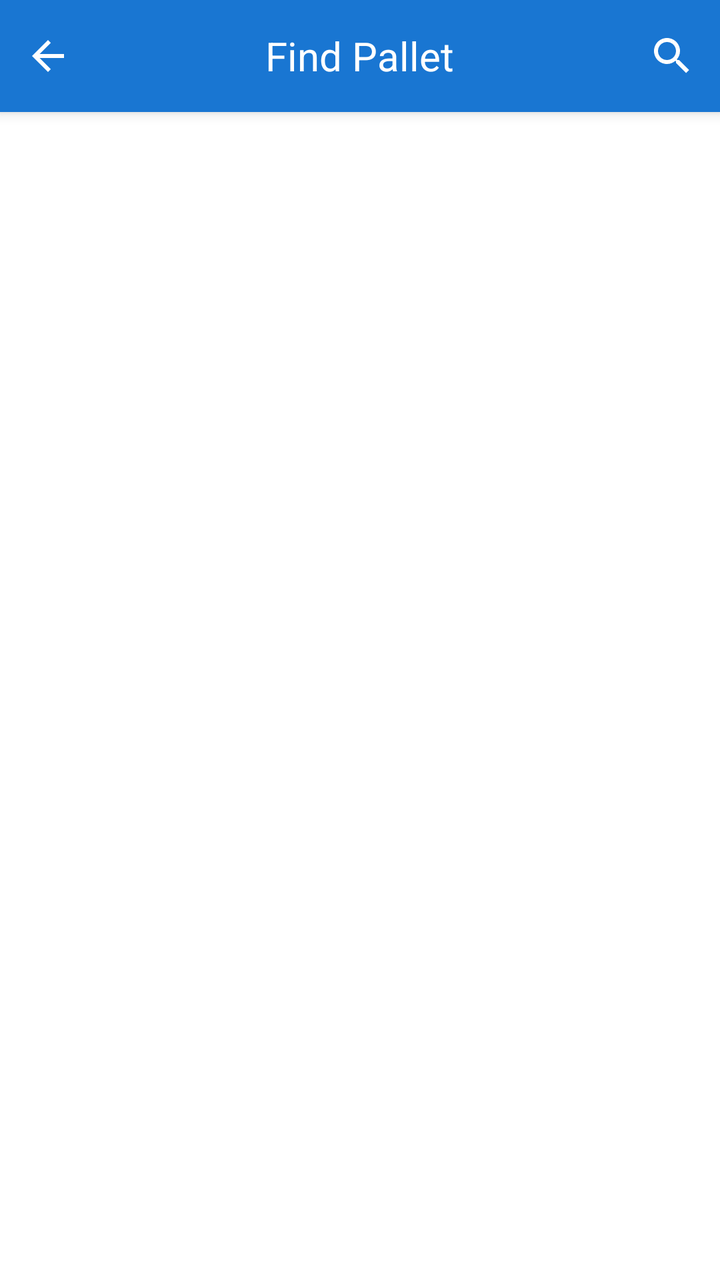
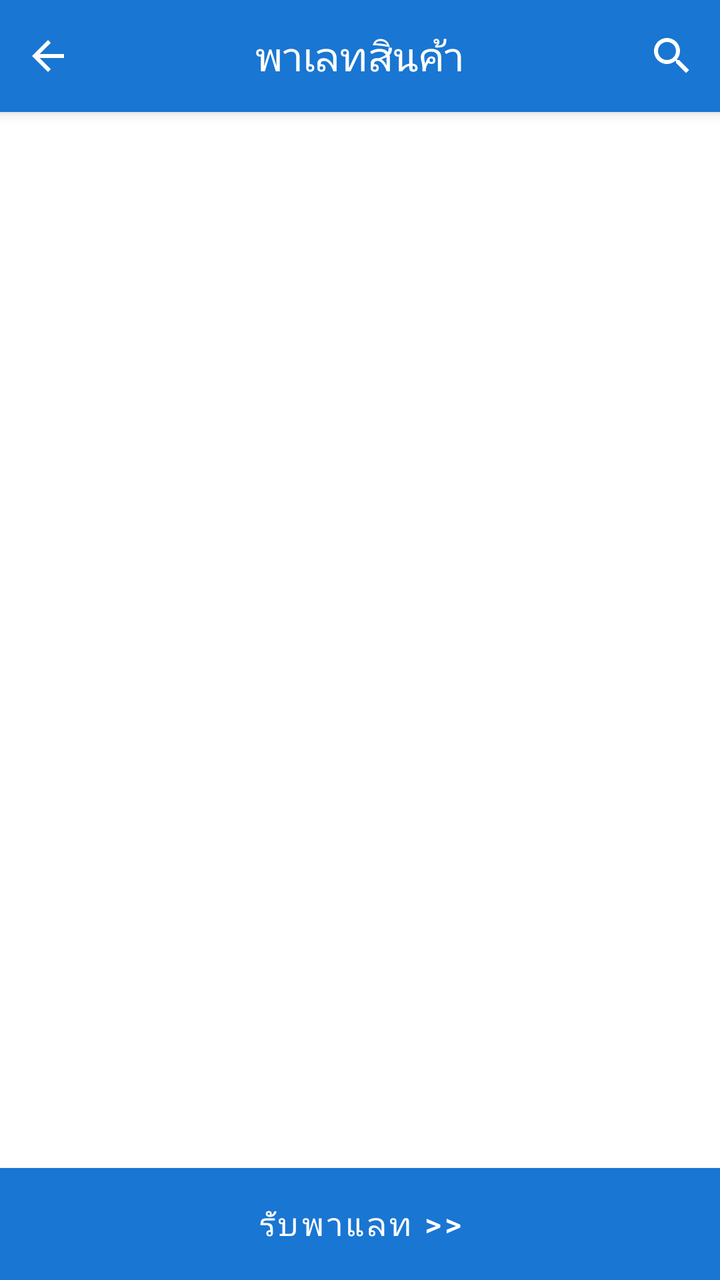

Before-and-after screenshots of an Android layout around one commit, followed by the original layout XML and the change that was made.
<!-- AndroidManifest.xml: application theme AppTheme -->
<!-- res/layout/fragment_find_pallet.xml -->
<?xml version="1.0" encoding="utf-8"?>
<androidx.constraintlayout.widget.ConstraintLayout xmlns:android="http://schemas.android.com/apk/res/android"
    xmlns:tools="http://schemas.android.com/tools"
    xmlns:app="http://schemas.android.com/apk/res-auto"
    android:layout_width="match_parent"
    android:layout_height="match_parent"
    tools:context=".fragment.FindPalletFragment">

    <RelativeLayout
        android:id="@+id/titleBar"
        android:layout_width="match_parent"
        android:layout_height="?attr/actionBarSize"
        android:background="?attr/colorPrimary"
        android:elevation="4dp"
        app:layout_constraintTop_toTopOf="parent">

        <ImageButton
            android:id="@+id/btnBack"
            android:layout_width="48dp"
            android:layout_height="48dp"
            android:layout_centerVertical="true"
            android:background="?attr/selectableItemBackgroundBorderless"
            android:src="@drawable/ic_arrow_back"/>

        <TextView
            android:id="@+id/toolbar_title"
            android:layout_width="wrap_content"
            android:layout_height="wrap_content"
            android:layout_centerInParent="true"
            android:text="Find Pallet"
            android:textColor="@android:color/white"
            android:textSize="20sp"/>

        <androidx.appcompat.widget.SearchView
            android:id="@+id/searchView"
            android:layout_width="wrap_content"
            android:layout_height="wrap_content"
            android:layout_alignParentEnd="true"
            android:layout_centerVertical="true"
            app:iconifiedByDefault="true"
            app:queryHint="Search order..."
            android:theme="@style/SearchViewStyle"/>

    </RelativeLayout>

    
    <com.google.android.material.tabs.TabLayout
        android:id="@+id/statusTabLayout"
        android:layout_width="match_parent"
        android:layout_height="wrap_content"
        android:background="@android:color/white"
        app:tabMode="scrollable"
        app:tabGravity="fill"
        app:tabTextColor="@android:color/darker_gray"
        app:tabSelectedTextColor="?attr/colorPrimary"
        app:tabIndicatorColor="?attr/colorPrimary"
        app:layout_constraintTop_toBottomOf="@id/titleBar"/>

    <ListView
        android:id="@+id/listView"
        android:layout_width="match_parent"
        android:layout_height="0dp"
        android:divider="@android:color/darker_gray"
        android:dividerHeight="1dp"
        android:padding="8dp"
        app:layout_constraintTop_toBottomOf="@id/statusTabLayout"
        app:layout_constraintBottom_toBottomOf="parent"/>

    <LinearLayout
        android:id="@+id/emptyView"
        android:layout_width="match_parent"
        android:layout_height="0dp"
        android:gravity="center"
        android:orientation="vertical"
        android:visibility="gone"
        app:layout_constraintTop_toBottomOf="@id/statusTabLayout"
        app:layout_constraintBottom_toBottomOf="parent">

        <ImageView
            android:layout_width="64dp"
            android:layout_height="64dp"
            android:src="@drawable/ic_empty_box"
            android:alpha="0.5"/>

        <TextView
            android:layout_width="wrap_content"
            android:layout_height="wrap_content"
            android:layout_marginTop="16dp"
            android:text="No items found"
            android:textSize="16sp"/>
    </LinearLayout>

    <ProgressBar
        android:id="@+id/progressBar"
        android:layout_width="wrap_content"
        android:layout_height="wrap_content"
        android:visibility="gone"
        app:layout_constraintTop_toTopOf="parent"
        app:layout_constraintBottom_toBottomOf="parent"
        app:layout_constraintStart_toStartOf="parent"
        app:layout_constraintEnd_toEndOf="parent"/>

</androidx.constraintlayout.widget.ConstraintLayout>
<!-- resources referenced by this layout -->
<resources>
  <!-- drawable ic_arrow_back (drawable) -->
  <?xml version="1.0" encoding="utf-8"?>
  <vector xmlns:android="http://schemas.android.com/apk/res/android"
      android:width="24dp"
      android:height="24dp"
      android:viewportWidth="24"
      android:viewportHeight="24">
      <path
          android:fillColor="#FFFFFF"
          android:pathData="M20,11H7.83l5.59,-5.59L12,4l-8,8 8,8 1.41,-1.41L7.83,13H20v-2z"/>
  </vector>
  <!-- drawable ic_empty_box: png bitmap (drawable, 5607 bytes) -->
  <style name="SearchViewStyle" parent="Widget.AppCompat.SearchView">
          
          <item name="android:background">@android:color/transparent</item>
          
          <item name="android:textColor">@android:color/white</item>
          
          <item name="android:textColorHint">@android:color/white</item>
          
          <item name="android:tint">@android:color/white</item>
      </style>
  <style name="AppTheme" parent="Theme.MaterialComponents.Light.DarkActionBar">
          <item name="colorPrimary">@color/colorPrimary</item>
          <item name="colorPrimaryDark">@color/colorPrimaryDark</item>
          <item name="colorAccent">@color/colorAccent</item>
      </style>
  <color name="colorPrimary">#1976D2</color>
  <color name="colorPrimaryDark">#1565C0</color>
  <color name="colorAccent">#FFC107</color>
</resources>

<!-- the commit's change to res/layout/fragment_find_pallet.xml (unified diff, before → after) -->
@@ -27,7 +27,7 @@
             android:layout_width="wrap_content"
             android:layout_height="wrap_content"
             android:layout_centerInParent="true"
-            android:text="Find Pallet"
+            android:text="พาเลทสินค้า"
             android:textColor="@android:color/white"
             android:textSize="20sp"/>
 
@@ -64,7 +64,7 @@
         android:dividerHeight="1dp"
         android:padding="8dp"
         app:layout_constraintTop_toBottomOf="@id/statusTabLayout"
-        app:layout_constraintBottom_toBottomOf="parent"/>
+        app:layout_constraintBottom_toTopOf="@id/btnReceivePallet"/>
 
     <LinearLayout
         android:id="@+id/emptyView"
@@ -74,7 +74,7 @@
         android:orientation="vertical"
         android:visibility="gone"
         app:layout_constraintTop_toBottomOf="@id/statusTabLayout"
-        app:layout_constraintBottom_toBottomOf="parent">
+        app:layout_constraintBottom_toTopOf="@id/btnReceivePallet">
 
         <ImageView
             android:layout_width="64dp"
@@ -90,6 +90,20 @@
             android:textSize="16sp"/>
     </LinearLayout>
 
+    
+    <Button
+        android:id="@+id/btnReceivePallet"
+        android:layout_width="match_parent"
+        android:layout_height="56dp"
+        android:text="รับพาแลท >>"
+        android:textSize="16sp"
+        android:textColor="@android:color/white"
+        android:background="?attr/colorPrimary"
+        app:layout_constraintBottom_toBottomOf="parent"
+        app:layout_constraintStart_toStartOf="parent"
+        app:layout_constraintEnd_toEndOf="parent"
+        android:layout_margin="0dp"/>
+
     <ProgressBar
         android:id="@+id/progressBar"
         android:layout_width="wrap_content"
